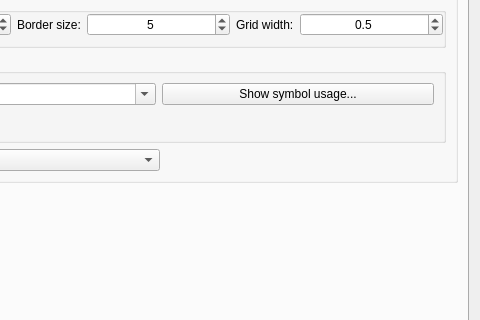
First picture: the form in src/ui/profile_preferences.ui, repository Mudlet/Mudlet, before the edit; both pictures show x 439 to 919 and y 441 to 761 of the 919 by 986 pixel window.
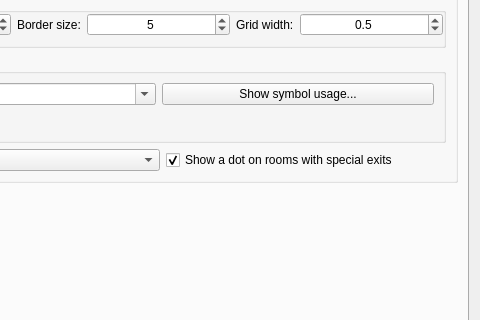
Second picture: the form after the edit. The open tabs and pages were chosen to show the change. Icons and pictures are not drawn. Custom widgets are drawn as their Qt base class.

Commit message:
Add: Dot on map rooms that have special exits
A special exit left no trace on the 2D map unless someone drew a custom
line for it, so rooms with one looked like every other room. Rooms with
special exits now get a white, black-ringed dot on their top right corner,
switchable in preferences and with setConfig("mapShowSpecialExitMarkers").

What changed in the file:
```diff
--- a/src/ui/profile_preferences.ui
+++ b/src/ui/profile_preferences.ui
@@ -2915,6 +2915,22 @@
             </property>
            </widget>
           </item>
+          <item row="4" column="2">
+           <widget class="QCheckBox" name="checkBox_showSpecialExitMarkers">
+            <property name="toolTip">
+             <string>&lt;p&gt;Marks every room that has special exits with a dot in its top right corner.&lt;/p&gt;</string>
+            </property>
+            <property name="accessibleDescription">
+             <string>Marks every room that has special exits with a dot in its top right corner.</string>
+            </property>
+            <property name="text">
+             <string>Show a dot on rooms with special exits</string>
+            </property>
+            <property name="checked">
+             <bool>true</bool>
+            </property>
+           </widget>
+          </item>
           <item row="1" column="1">
            <widget class="QCheckBox" name="checkBox_largeAreaExitArrows">
             <property name="text">
```
Left out of the diff: 1 changed line with no effect on the pictures. The commit also changes 14 other files.
